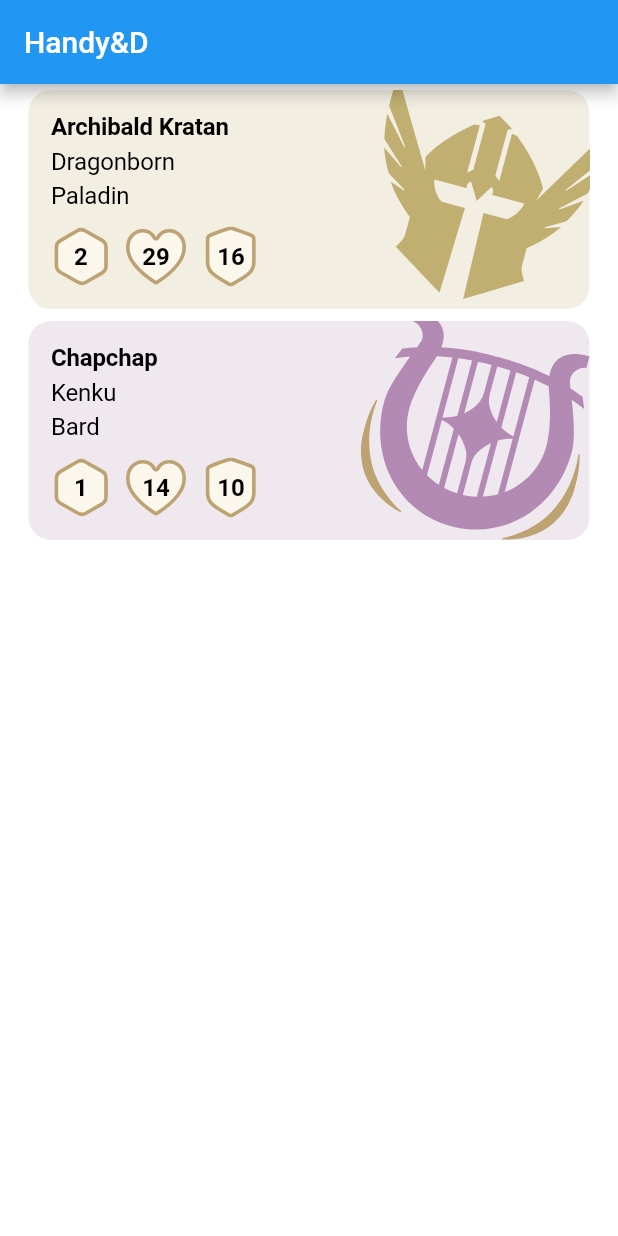
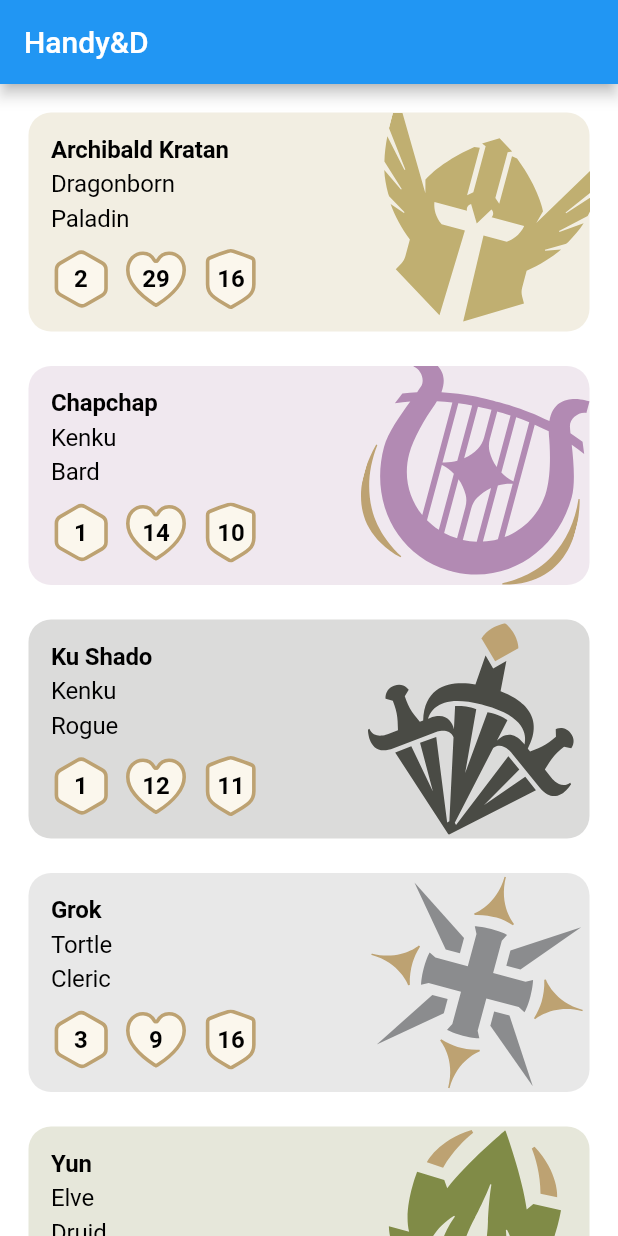
Before and after one commit to Rymfaar/handy-and-d, a Flutter app: the screen it shows after launch, on a phone screen of 412 x 824 dp. Run offline on Flutter 3.47's test engine with Material 2 defaults, Android fonts, the phone set to English and light mode, and no system bars; our stand-ins replace flutter_svg.

Commit message:
feat-wip(home view): better spacings

```diff
--- a/lib/core/constants/margin.dart
+++ b/lib/core/constants/margin.dart
@@ -1,3 +1,4 @@
 // ignore_for_file: constant_identifier_names
 
 const MARGIN_M = 15.0;
+const MARGIN_L = 30.0;
--- a/lib/services/web_service.dart
+++ b/lib/services/web_service.dart
@@ -19,6 +19,30 @@ class WebService {
         "maxHP": 14,
         "ac": 10,
       },
+      {
+        "name": "Ku Shado",
+        "role": 8,
+        "race": "Kenku",
+        "xp": 100,
+        "maxHP": 12,
+        "ac": 11,
+      },
+      {
+        "name": "Grok",
+        "role": 2,
+        "race": "Tortle",
+        "xp": 3000,
+        "maxHP": 9,
+        "ac": 16,
+      },
+      {
+        "name": "Yun",
+        "role": 3,
+        "race": "Elve",
+        "xp": 1200,
+        "maxHP": 13,
+        "ac": 11,
+      },
     ];
 
     Iterable data = response;
--- a/lib/views/home_view.dart
+++ b/lib/views/home_view.dart
@@ -29,13 +29,18 @@ class _HomeViewState extends State<HomeView> {
       ),
       body: Padding(
         padding: const EdgeInsets.symmetric(horizontal: margin.MARGIN_M),
-        child: ListView.builder(
+        child: ListView.separated(
+          padding:
+              const EdgeInsets.fromLTRB(0, margin.MARGIN_M, 0, margin.MARGIN_L),
           itemBuilder: (context, index) {
             return CharacterCard(
               characterViewModel: listenViewModel.characters[index],
             );
           },
           itemCount: listenViewModel.characters.length,
+          separatorBuilder: (BuildContext context, int index) {
+            return const SizedBox(height: margin.MARGIN_M);
+          },
         ),
       ),
       backgroundColor: Colors.white,
```
